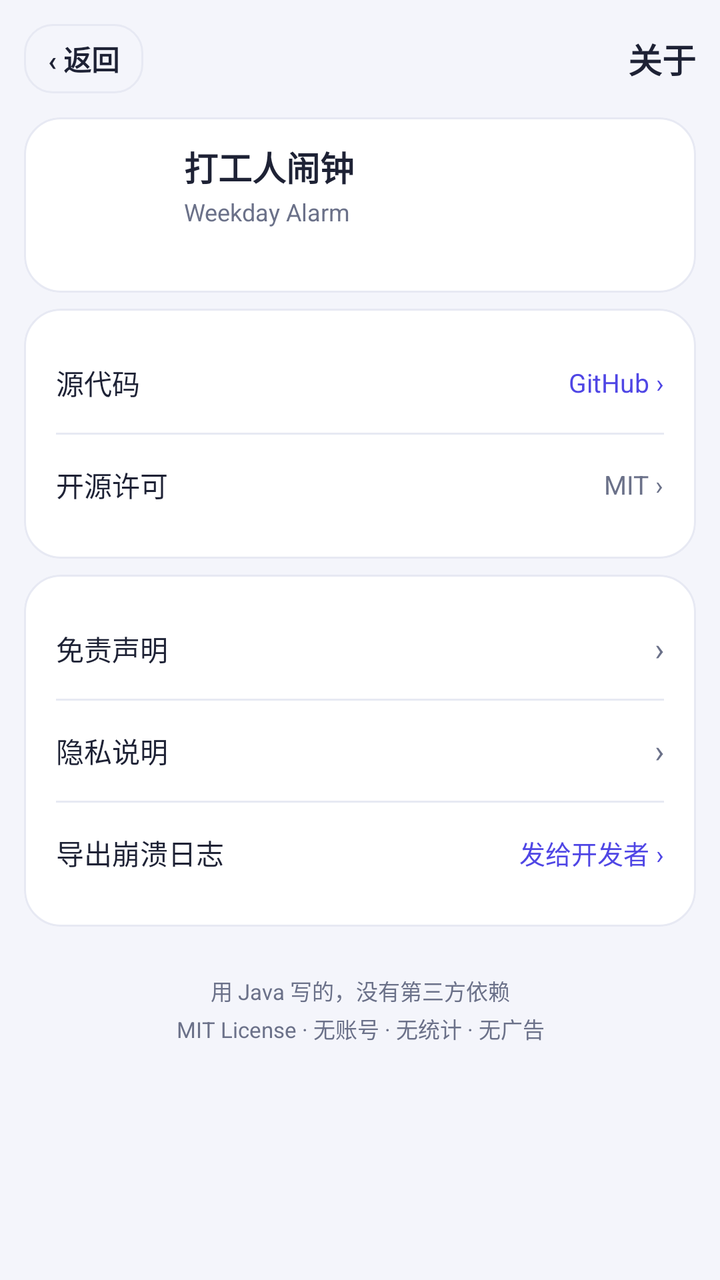
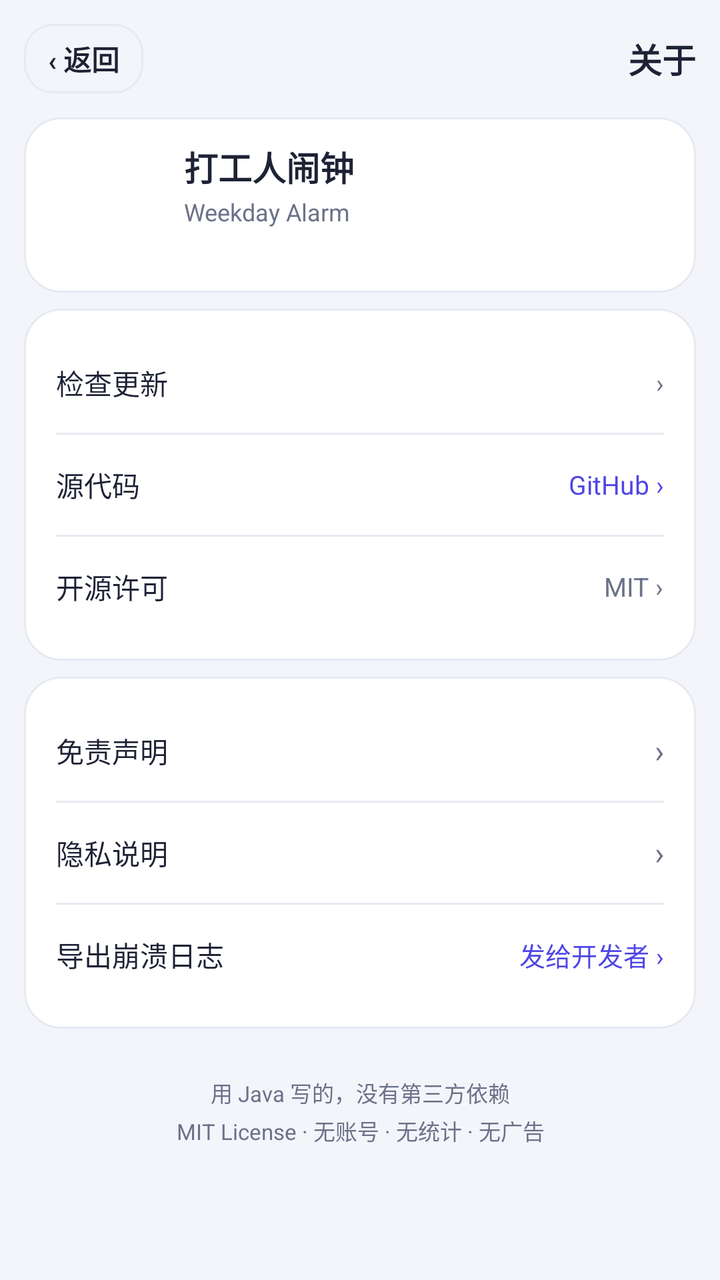

Compare the two renders of this Android layout. The source of the first and the diff that turns it into the second are given below.
<!-- AndroidManifest.xml: application theme Theme.WeekdayAlarm -->
<!-- res/layout/activity_about.xml -->
<?xml version="1.0" encoding="utf-8"?>
<ScrollView xmlns:android="http://schemas.android.com/apk/res/android"
    android:layout_width="match_parent"
    android:layout_height="match_parent"
    android:background="@color/bg"
    android:fitsSystemWindows="true">

    <LinearLayout
        android:layout_width="match_parent"
        android:layout_height="wrap_content"
        android:orientation="vertical"
        android:paddingStart="@dimen/space_12"
        android:paddingTop="@dimen/space_12"
        android:paddingEnd="@dimen/space_12"
        android:paddingBottom="@dimen/space_24">

        
        <LinearLayout
            android:layout_width="match_parent"
            android:layout_height="wrap_content"
            android:layout_marginBottom="@dimen/space_12"
            android:gravity="center_vertical"
            android:orientation="horizontal">

            <TextView
                android:id="@+id/btn_back"
                android:layout_width="wrap_content"
                android:layout_height="wrap_content"
                android:background="@drawable/bg_time_outline"
                android:clickable="true"
                android:focusable="true"
                android:paddingStart="@dimen/space_12"
                android:paddingTop="7dp"
                android:paddingEnd="@dimen/space_12"
                android:paddingBottom="7dp"
                android:text="‹ 返回"
                android:textColor="@color/ink"
                android:textSize="14sp"
                android:textStyle="bold" />

            <TextView
                android:layout_width="0dp"
                android:layout_height="wrap_content"
                android:layout_weight="1"
                android:gravity="end"
                android:text="@string/about_title"
                android:textColor="@color/ink"
                android:textSize="17sp"
                android:textStyle="bold" />
        </LinearLayout>

        
        <LinearLayout
            style="@style/HelpCard"
            android:clipToOutline="true"
            android:gravity="center_vertical"
            android:orientation="horizontal">

            <ImageView
                android:layout_width="52dp"
                android:layout_height="52dp"
                android:contentDescription="@string/about_app_name"
                android:src="@mipmap/ic_launcher" />

            <LinearLayout
                android:layout_width="0dp"
                android:layout_height="wrap_content"
                android:layout_weight="1"
                android:layout_marginStart="@dimen/space_12"
                android:orientation="vertical">

                <TextView
                    android:layout_width="wrap_content"
                    android:layout_height="wrap_content"
                    android:text="@string/about_app_name"
                    android:textColor="@color/ink"
                    android:textSize="17sp"
                    android:textStyle="bold" />

                <TextView
                    android:layout_width="wrap_content"
                    android:layout_height="wrap_content"
                    android:layout_marginTop="@dimen/space_2"
                    android:text="@string/about_app_name_en"
                    android:textColor="@color/sub"
                    android:textSize="12sp" />

                <TextView
                    android:id="@+id/tv_version"
                    android:layout_width="wrap_content"
                    android:layout_height="wrap_content"
                    android:layout_marginTop="@dimen/space_4"
                    android:textColor="@color/sub"
                    android:textSize="12sp" />
            </LinearLayout>
        </LinearLayout>

        
        <LinearLayout
            style="@style/HelpCard"
            android:clipToOutline="true"
            android:orientation="vertical">

            <LinearLayout
                android:id="@+id/row_source"
                android:layout_width="match_parent"
                android:layout_height="wrap_content"
                android:background="?attr/selectableItemBackground"
                android:clickable="true"
                android:focusable="true"
                android:gravity="center_vertical"
                android:minHeight="50dp"
                android:orientation="horizontal">

                <TextView
                    style="@style/HelpItem"
                    android:layout_width="0dp"
                    android:layout_height="wrap_content"
                    android:layout_weight="1"
                    android:text="@string/about_source" />

                <TextView
                    android:layout_width="wrap_content"
                    android:layout_height="wrap_content"
                    android:text="@string/about_source_value"
                    android:textColor="@color/indigo"
                    android:textSize="13sp" />
            </LinearLayout>

            <View
                android:layout_width="match_parent"
                android:layout_height="1dp"
                android:background="@color/line" />

            <LinearLayout
                android:id="@+id/row_license"
                android:layout_width="match_parent"
                android:layout_height="wrap_content"
                android:background="?attr/selectableItemBackground"
                android:clickable="true"
                android:focusable="true"
                android:gravity="center_vertical"
                android:minHeight="50dp"
                android:orientation="horizontal">

                <TextView
                    style="@style/HelpItem"
                    android:layout_width="0dp"
                    android:layout_height="wrap_content"
                    android:layout_weight="1"
                    android:text="@string/about_license" />

                <TextView
                    android:layout_width="wrap_content"
                    android:layout_height="wrap_content"
                    android:text="@string/about_license_value"
                    android:textColor="@color/sub"
                    android:textSize="13sp" />
            </LinearLayout>
        </LinearLayout>

        
        <LinearLayout
            style="@style/HelpCard"
            android:clipToOutline="true"
            android:orientation="vertical">

            <LinearLayout
                android:id="@+id/row_disclaimer"
                android:layout_width="match_parent"
                android:layout_height="wrap_content"
                android:background="?attr/selectableItemBackground"
                android:clickable="true"
                android:focusable="true"
                android:gravity="center_vertical"
                android:minHeight="50dp"
                android:orientation="horizontal">

                <TextView
                    style="@style/HelpItem"
                    android:layout_width="0dp"
                    android:layout_height="wrap_content"
                    android:layout_weight="1"
                    android:text="@string/about_disclaimer" />

                <TextView
                    android:layout_width="wrap_content"
                    android:layout_height="wrap_content"
                    android:text="›"
                    android:textColor="@color/sub"
                    android:textSize="16sp" />
            </LinearLayout>

            <View
                android:layout_width="match_parent"
                android:layout_height="1dp"
                android:background="@color/line" />

            <LinearLayout
                android:id="@+id/row_privacy"
                android:layout_width="match_parent"
                android:layout_height="wrap_content"
                android:background="?attr/selectableItemBackground"
                android:clickable="true"
                android:focusable="true"
                android:gravity="center_vertical"
                android:minHeight="50dp"
                android:orientation="horizontal">

                <TextView
                    style="@style/HelpItem"
                    android:layout_width="0dp"
                    android:layout_height="wrap_content"
                    android:layout_weight="1"
                    android:text="@string/about_privacy" />

                <TextView
                    android:layout_width="wrap_content"
                    android:layout_height="wrap_content"
                    android:text="›"
                    android:textColor="@color/sub"
                    android:textSize="16sp" />
            </LinearLayout>

            <View
                android:layout_width="match_parent"
                android:layout_height="1dp"
                android:background="@color/line" />

            <LinearLayout
                android:id="@+id/row_export_crash"
                android:layout_width="match_parent"
                android:layout_height="wrap_content"
                android:background="?attr/selectableItemBackground"
                android:clickable="true"
                android:focusable="true"
                android:gravity="center_vertical"
                android:minHeight="50dp"
                android:orientation="horizontal">

                <TextView
                    style="@style/HelpItem"
                    android:layout_width="0dp"
                    android:layout_height="wrap_content"
                    android:layout_weight="1"
                    android:text="@string/about_export_crash" />

                <TextView
                    android:layout_width="wrap_content"
                    android:layout_height="wrap_content"
                    android:text="@string/about_export_crash_value"
                    android:textColor="@color/indigo"
                    android:textSize="13sp" />
            </LinearLayout>
        </LinearLayout>

        <TextView
            android:layout_width="match_parent"
            android:layout_height="wrap_content"
            android:layout_marginTop="@dimen/space_16"
            android:gravity="center"
            android:lineSpacingExtra="3dp"
            android:text="@string/about_footer"
            android:textColor="@color/sub"
            android:textSize="11sp" />
    </LinearLayout>
</ScrollView>
<!-- resources referenced by this layout -->
<resources>
  <color name="bg">#F4F5FB</color>
  <color name="indigo">#4F46E5</color>
  <color name="ink">#1E2235</color>
  <color name="line">#E7E9F3</color>
  <color name="sub">#6B7189</color>
  <dimen name="space_12">12dp</dimen>
  <dimen name="space_16">16dp</dimen>
  <dimen name="space_2">2dp</dimen>
  <dimen name="space_24">24dp</dimen>
  <dimen name="space_4">4dp</dimen>
  <!-- drawable bg_time_outline (drawable) -->
  <?xml version="1.0" encoding="utf-8"?>
  <ripple xmlns:android="http://schemas.android.com/apk/res/android"
      android:color="#1F4F46E5">
      <item>
          <shape android:shape="rectangle">
              <solid android:color="@color/bg" />
              <corners android:radius="@dimen/radius_row" />
              <stroke android:width="1dp" android:color="@color/line" />
          </shape>
      </item>
  </ripple>
  <!-- mipmap ic_launcher (mipmap-anydpi) -->
  <?xml version="1.0" encoding="utf-8"?>
  <layer-list xmlns:android="http://schemas.android.com/apk/res/android">
      <item android:drawable="@color/ic_launcher_bg" />
      <item>
          <inset
              android:drawable="@drawable/ic_launcher_foreground"
              android:insetLeft="16%"
              android:insetTop="16%"
              android:insetRight="16%"
              android:insetBottom="16%" />
      </item>
  </layer-list>
  <string name="about_app_name">打工人闹钟</string>
  <string name="about_app_name_en">Weekday Alarm</string>
  <string name="about_disclaimer">免责声明</string>
  <string name="about_export_crash">导出崩溃日志</string>
  <string name="about_export_crash_value">发给开发者 ›</string>
  <string name="about_footer">用 Java 写的，没有第三方依赖\nMIT License · 无账号 · 无统计 · 无广告</string>
  <string name="about_license">开源许可</string>
  <string name="about_license_value">MIT ›</string>
  <string name="about_privacy">隐私说明</string>
  <string name="about_source">源代码</string>
  <string name="about_source_value">GitHub ›</string>
  <string name="about_title">关于</string>
  <style name="HelpCard">
          <item name="android:layout_width">match_parent</item>
          <item name="android:layout_height">wrap_content</item>
          <item name="android:layout_marginBottom">@dimen/space_8</item>
          <item name="android:background">@drawable/bg_card</item>
          <item name="android:paddingStart">@dimen/space_16</item>
          <item name="android:paddingTop">@dimen/space_12</item>
          <item name="android:paddingEnd">@dimen/space_16</item>
          <item name="android:paddingBottom">@dimen/space_12</item>
      </style>
  <style name="HelpItem">
          <item name="android:textColor">@color/ink</item>
          <item name="android:textSize">14sp</item>
          <item name="android:lineSpacingMultiplier">1.35</item>
      </style>
  <style name="Theme.WeekdayAlarm" parent="Theme.Material3.DayNight.NoActionBar">
          <item name="colorPrimary">@color/indigo</item>
          <item name="colorPrimaryVariant">@color/indigo_dark</item>
          <item name="colorOnPrimary">@color/white</item>
          <item name="android:statusBarColor">@color/bg</item>
          <item name="android:windowLightStatusBar">true</item>
      </style>
  <dimen name="radius_row">14dp</dimen>
  <color name="ic_launcher_bg">#4F46E5</color>
  <dimen name="space_8">8dp</dimen>
  <!-- drawable bg_card (drawable) -->
  <?xml version="1.0" encoding="utf-8"?>
  <shape xmlns:android="http://schemas.android.com/apk/res/android"
      android:shape="rectangle">
      <solid android:color="@color/card" />
      <corners android:radius="@dimen/radius_card" />
      <stroke android:width="1dp" android:color="@color/line" />
  </shape>
  <color name="indigo_dark">#4338CA</color>
  <color name="white">#FFFFFFFF</color>
  <color name="card">#FFFFFF</color>
  <dimen name="radius_card">18dp</dimen>
  <!-- unchanged entries left out for length: 1 -->
</resources>

<!-- the commit's change to res/layout/activity_about.xml (unified diff, before → after) -->
@@ -100,6 +100,39 @@
             style="@style/HelpCard"
             android:clipToOutline="true"
             android:orientation="vertical">
+
+            
+            <LinearLayout
+                android:id="@+id/row_check_update"
+                android:layout_width="match_parent"
+                android:layout_height="wrap_content"
+                android:background="?attr/selectableItemBackground"
+                android:clickable="true"
+                android:focusable="true"
+                android:gravity="center_vertical"
+                android:minHeight="50dp"
+                android:orientation="horizontal">
+
+                <TextView
+                    style="@style/HelpItem"
+                    android:layout_width="0dp"
+                    android:layout_height="wrap_content"
+                    android:layout_weight="1"
+                    android:text="@string/about_check_update" />
+
+                <TextView
+                    android:id="@+id/tv_check_update_value"
+                    android:layout_width="wrap_content"
+                    android:layout_height="wrap_content"
+                    android:text="@string/about_check_update_value"
+                    android:textColor="@color/sub"
+                    android:textSize="13sp" />
+            </LinearLayout>
+
+            <View
+                android:layout_width="match_parent"
+                android:layout_height="1dp"
+                android:background="@color/line" />
 
             <LinearLayout
                 android:id="@+id/row_source"
<!-- resource entries referenced after the edit -->
@@ -37,6 +37,8 @@
   </layer-list>
   <string name="about_app_name">打工人闹钟</string>
   <string name="about_app_name_en">Weekday Alarm</string>
+  <string name="about_check_update">检查更新</string>
+  <string name="about_check_update_value">›</string>
   <string name="about_disclaimer">免责声明</string>
   <string name="about_export_crash">导出崩溃日志</string>
   <string name="about_export_crash_value">发给开发者 ›</string>
